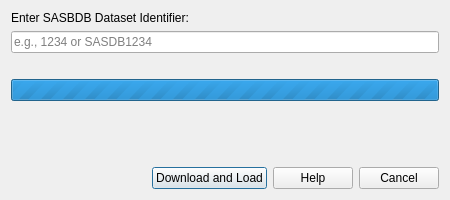
First picture: the form in src/sas/qtgui/Utilities/SASBDB/UI/SASBDBDownloadDialogUI.ui, repository SasView/sasview, before the edit.
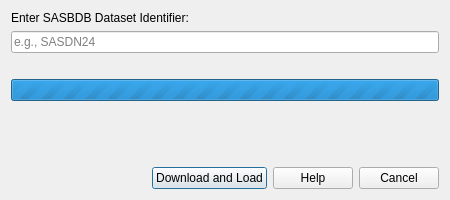
Second picture: the form after the edit.

What changed in the file:
```diff
--- a/src/sas/qtgui/Utilities/SASBDB/UI/SASBDBDownloadDialogUI.ui
+++ b/src/sas/qtgui/Utilities/SASBDB/UI/SASBDBDownloadDialogUI.ui
@@ -24,7 +24,7 @@
    <item>
     <widget class="QLineEdit" name="txtDatasetId">
      <property name="placeholderText">
-      <string>e.g., 1234 or SASDB1234</string>
+      <string>e.g., SASDN24</string>
      </property>
     </widget>
    </item>
```
